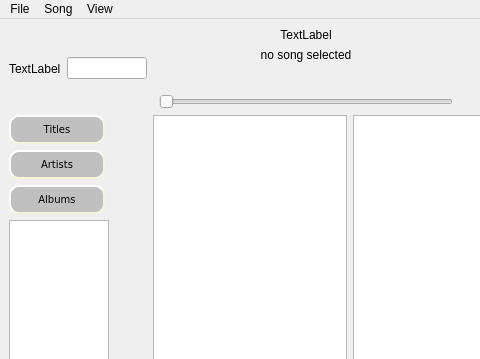
b1t00/soundpp, file CODE/soundpp/soundpp-prototype/mainwindow.ui: the form before one commit; both pictures show x 0 to 480 and y 0 to 359 of the 762 by 501 pixel window.
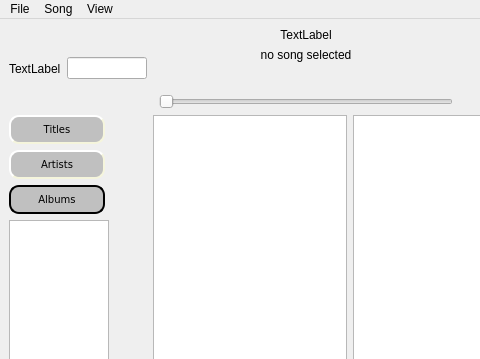
The form after the commit. Icons and pictures are not drawn.

The edit to the form file:
```diff
--- a/CODE/soundpp/soundpp-prototype/mainwindow.ui
+++ b/CODE/soundpp/soundpp-prototype/mainwindow.ui
@@ -127,7 +127,7 @@
     border-style: outset;
     border-width: 2px;
     border-radius: 10px;
-    border-color: beige;
+    border-color: black;
     font: 10px;
 	font-family: Verdana;
     max-width: 80px;
```
